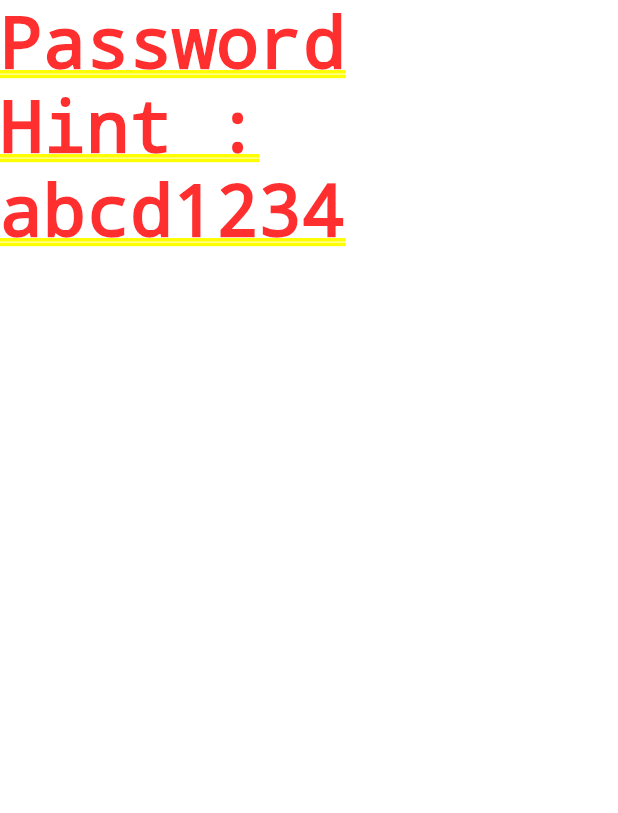
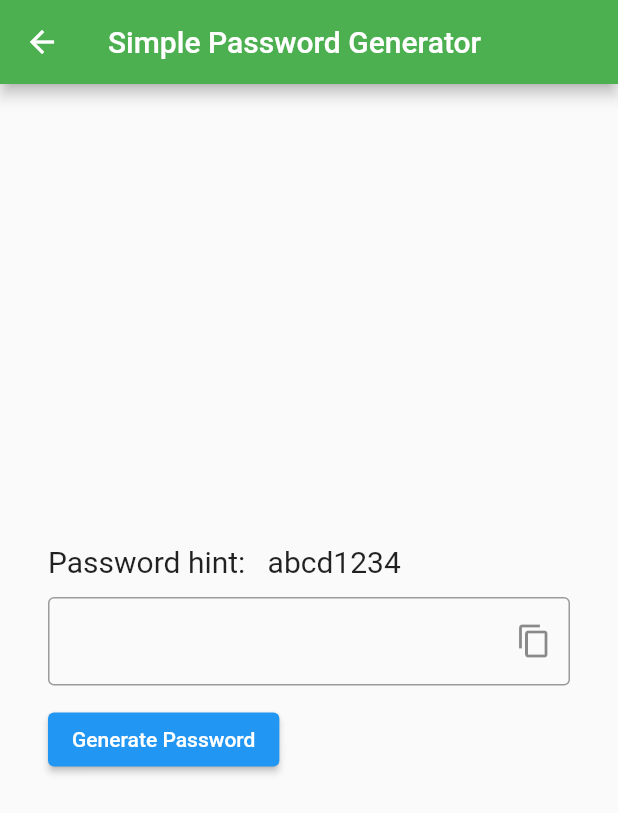
Before and after one commit to muhammadumair97/FA19-BCS-082, a Flutter app: the screen it shows after launch, after a tap on "Create Simple Password", on a phone screen of 412 x 824 dp. Shown: the top 813 px of the screen. Run offline on Flutter 3.47's test engine with Material 2 defaults, Android fonts, the phone set to English and light mode, and no system bars; our stand-ins replace font_awesome_flutter, rflutter_alert; missing offline and left inert: bmi_calculator; network calls fail.

Commit message:
simple pasword generator
generate 8 digit password having small alphabets and numbers only

```diff
--- a/Pocket_Password_Dairy/lib/simple_password.dart
+++ b/Pocket_Password_Dairy/lib/simple_password.dart
@@ -1,17 +1,106 @@
 import 'package:flutter/material.dart';
 import 'dart:math';
 
-class simplepassword extends StatelessWidget {
+import 'package:flutter/services.dart';
+
+class simplepassword extends StatefulWidget {
+  @override
+  _simplepasswordState createState() => _simplepasswordState();
+
+}
+
+class _simplepasswordState extends State<simplepassword> {
+  final controller = TextEditingController();
+
+  SnackBar? get snackBar => null;
+  @override
+  void dispose(){
+    controller.dispose();
+    super.dispose();
+  }
+  @override
+  Widget build(BuildContext context) =>Scaffold(
+    appBar: AppBar(
+      title:Text("Simple Password Generator")
+    ),
+    body: Container(
+      padding: EdgeInsets.all(32),
+      child: Column(
+        crossAxisAlignment: CrossAxisAlignment.start,
+        mainAxisAlignment: MainAxisAlignment.center,
+        children: [
+          Text (
+          'Password hint:   abcd1234',
+          style: TextStyle(fontSize: 20, fontWeight: FontWeight.normal),
+          ),
+          const SizedBox(height: 12),
+          TextField(
+            controller: controller,
+            readOnly:true,
+            enableInteractiveSelection:false,
+            decoration:InputDecoration(
+            border: OutlineInputBorder(),
+              suffixIcon:IconButton(
+                icon:Icon(Icons.copy),
+                onPressed: () {
+
+                  final data = ClipboardData(text: controller.text);
+                  Clipboard.setData(data);
+
+                  final sackBar =SnackBar(
+                    content: Text(
+                      'Password Copied',
+                          style: TextStyle(fontWeight: FontWeight.bold),
+                    ),
+                  backgroundColor: Colors.pink,
+                  );
+                  ScaffoldMessenger.of(context)
+                  ..removeCurrentSnackBar()
+                  ..showSnackBar(snackBar!);
+                },
+              )
+          ),
+          ),
+
+          const SizedBox(height: 12),
+          buildButton(),
+
+        ],
+      )
+    ),
+  );
+
+    Widget buildButton(){
+      final backgroundColor=
+          MaterialStateColor.resolveWith((states) => states.contains(MaterialState.pressed)? Colors.pink:Colors.blue);
+      return ElevatedButton(
+        style: ButtonStyle(backgroundColor: backgroundColor),
+        child: Text('Generate Password'),
+        onPressed:(){
+          final password = generatepassword();
+          controller.text=password as String;
+      },
+      );
+        }
 
 
-  @override
-  Widget build(BuildContext context) {
-    return Container(
-      child: Column(
-        children: [
-          Expanded(child:Text("Password Hint :     abcd1234"))
-        ],
-      ),
-    );
-  }
+
+String generatepassword( {
+  bool hasLetters = true,
+  bool hasNumbers = true,
+}) {
+  final length = 8;
+  final Letters = 'abcdefghijklmnopqrstuvwxyz';
+  final Numbers = '0123456789';
+
+  String char ='';
+ if (hasLetters) char += '$Letters';
+ if (hasNumbers) char += '$Numbers';
+
+  return  List.generate(length, (index)
+  {
+    final indexRandom = Random.secure().nextInt(char.length);
+    return char[indexRandom];
+  }).join('');
 }
+}
```
